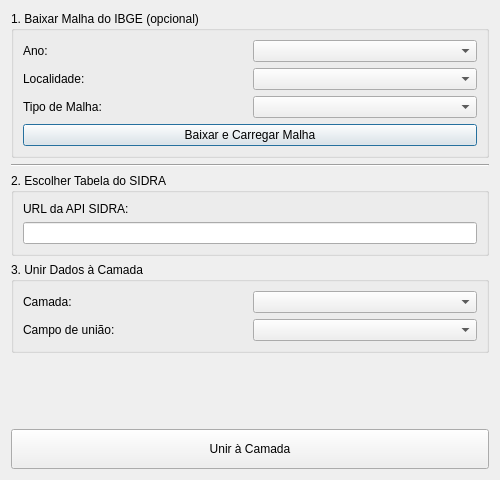
Qt form ui/main_dialog_base.ui (ghangelo/sidra_connector) before a commit.
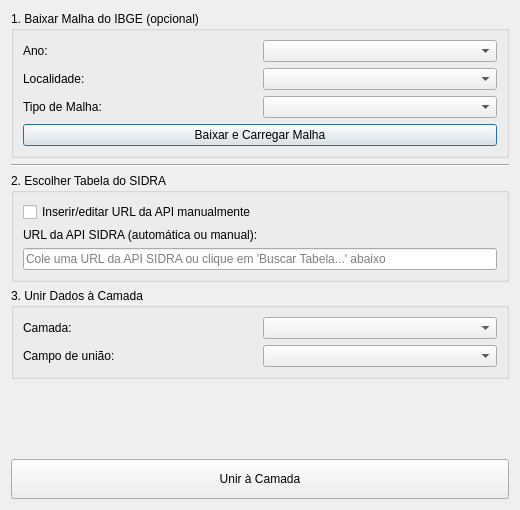
The same form after that commit. Custom widgets are drawn as their Qt base class.

What changed in the file:
```diff
--- a/ui/main_dialog_base.ui
+++ b/ui/main_dialog_base.ui
@@ -6,8 +6,8 @@
    <rect>
     <x>0</x>
     <y>0</y>
-    <width>500</width>
-    <height>480</height>
+    <width>520</width>
+    <height>510</height>
    </rect>
   </property>
   <property name="windowTitle">
@@ -73,10 +73,17 @@
       <string>2. Escolher Tabela do SIDRA</string>
      </property>
      <layout class="QVBoxLayout" name="verticalLayout_2">
+      <item>
+       <widget class="QCheckBox" name="chk_manual_url">
+        <property name="text">
+         <string>Inserir/editar URL da API manualmente</string>
+        </property>
+       </widget>
+      </item>
       <item>
        <widget class="QLabel" name="label">
         <property name="text">
-         <string>URL da API SIDRA:</string>
+         <string>URL da API SIDRA (automática ou manual):</string>
         </property>
         <property name="wordWrap">
          <bool>true</bool>
@@ -88,6 +95,9 @@
       </item>
       <item>
        <widget class="QLineEdit" name="le_api_url">
+        <property name="placeholderText">
+         <string>Cole uma URL da API SIDRA ou clique em 'Buscar Tabela...' abaixo</string>
+        </property>
         <property name="visible">
          <bool>false</bool>
         </property>
```
